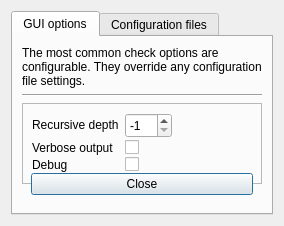
This is linkcheck/gui/ui/options.ui in wummel/linkchecker as Qt 5 draws it before an edit. The edited form follows.
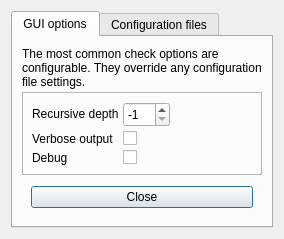
This is the edited form. The open tabs and pages were chosen to show the change.

Commit message: Improved option dialog layout.

```diff
--- a/linkcheck/gui/ui/options.ui
+++ b/linkcheck/gui/ui/options.ui
@@ -10,7 +10,7 @@
     <x>0</x>
     <y>0</y>
     <width>264</width>
-    <height>221</height>
+    <height>217</height>
    </rect>
   </property>
   <property name="windowTitle">
@@ -32,6 +32,12 @@
       <number>1</number>
      </property>
      <widget class="QWidget" name="gui_options">
+      <property name="sizePolicy">
+       <sizepolicy hsizetype="Preferred" vsizetype="Fixed">
+        <horstretch>0</horstretch>
+        <verstretch>0</verstretch>
+       </sizepolicy>
+      </property>
       <property name="toolTip">
        <string/>
       </property>
@@ -39,6 +45,9 @@
        <string>GUI options</string>
       </attribute>
       <layout class="QVBoxLayout" name="verticalLayout_3">
+       <property name="spacing">
+        <number>2</number>
+       </property>
        <item>
         <widget class="QLabel" name="label_8">
          <property name="minimumSize">
@@ -53,20 +62,22 @@
          <property name="textFormat">
           <enum>Qt::AutoText</enum>
          </property>
+         <property name="alignment">
+          <set>Qt::AlignLeading|Qt::AlignLeft|Qt::AlignVCenter</set>
+         </property>
          <property name="wordWrap">
           <bool>true</bool>
          </property>
         </widget>
        </item>
-       <item>
-        <widget class="Line" name="line">
-         <property name="orientation">
-          <enum>Qt::Horizontal</enum>
-         </property>
-        </widget>
-       </item>
        <item>
         <widget class="QFrame" name="frame">
+         <property name="sizePolicy">
+          <sizepolicy hsizetype="Preferred" vsizetype="Fixed">
+           <horstretch>0</horstretch>
+           <verstretch>0</verstretch>
+          </sizepolicy>
+         </property>
          <property name="frameShape">
           <enum>QFrame::StyledPanel</enum>
          </property>
@@ -75,13 +86,16 @@
          </property>
          <layout class="QFormLayout" name="formLayout">
           <property name="sizeConstraint">
-           <enum>QLayout::SetMinimumSize</enum>
+           <enum>QLayout::SetDefaultConstraint</enum>
           </property>
           <property name="fieldGrowthPolicy">
            <enum>QFormLayout::ExpandingFieldsGrow</enum>
           </property>
+          <property name="horizontalSpacing">
+           <number>4</number>
+          </property>
           <property name="verticalSpacing">
-           <number>2</number>
+           <number>4</number>
           </property>
           <item row="0" column="0">
            <widget class="QLabel" name="label">
@@ -158,24 +172,17 @@
             </property>
            </widget>
           </item>
-          <item row="3" column="0">
-           <spacer name="verticalSpacer_3">
-            <property name="orientation">
-             <enum>Qt::Vertical</enum>
-            </property>
-            <property name="sizeHint" stdset="0">
-             <size>
-              <width>20</width>
-              <height>40</height>
-             </size>
-            </property>
-           </spacer>
-          </item>
          </layout>
         </widget>
        </item>
        <item>
         <widget class="QWidget" name="widget" native="true">
+         <property name="sizePolicy">
+          <sizepolicy hsizetype="Preferred" vsizetype="Fixed">
+           <horstretch>0</horstretch>
+           <verstretch>0</verstretch>
+          </sizepolicy>
+         </property>
          <layout class="QHBoxLayout" name="horizontalLayout">
           <property name="sizeConstraint">
            <enum>QLayout::SetMinimumSize</enum>
```
Left out of the diff: 32 changed lines with no effect on the pictures. The commit also changes 1 other file.
